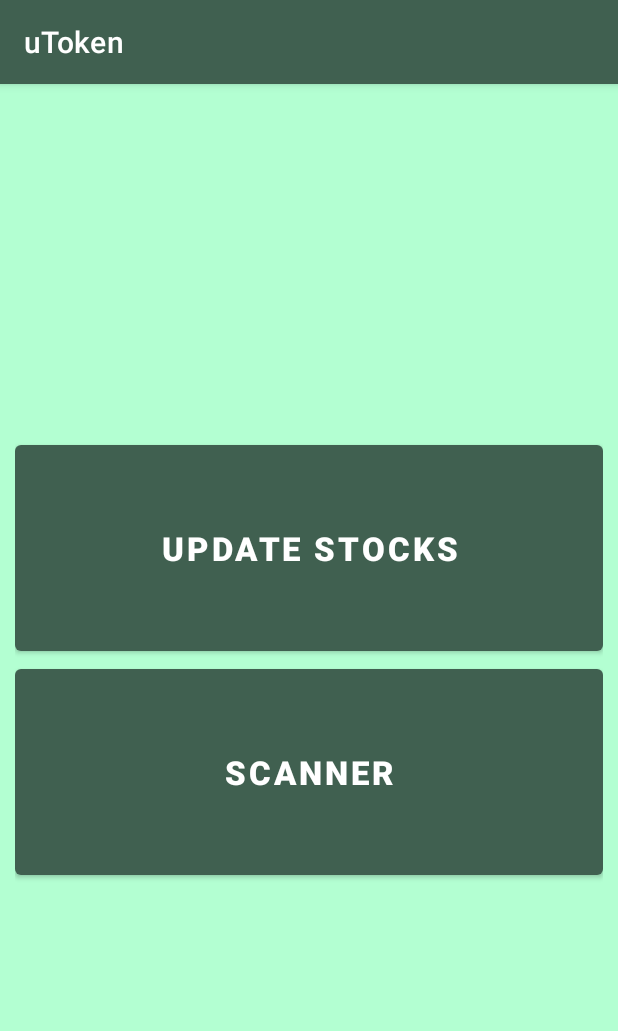
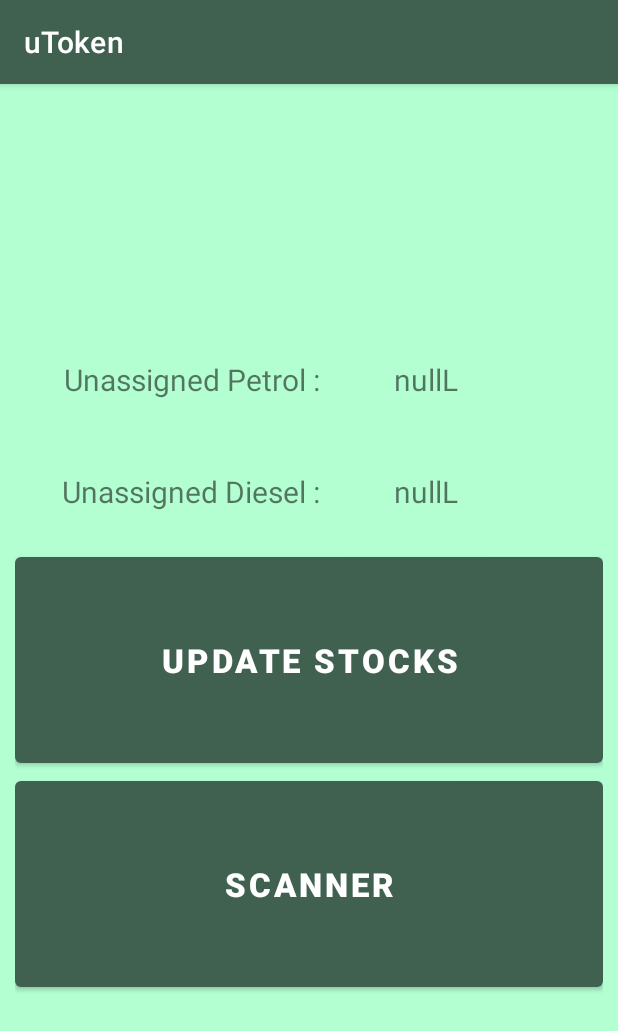
Before and after one commit to LokiofAdgard/qToken, an Android app: the AdminHome screen opened directly, with no data from a screen before it, on a phone screen of 412 x 824 dp. Shown: the top 1031 px of the screen. Run offline under Robolectric (Android 15) with nearby library versions, the phone set to English and light mode, and no system bars; our stand-ins replace Firebase (no records; nobody signed in at launch, a user with empty details on screens opened directly).

Commit message:
admin home values

```diff
--- a/app/src/main/java/com/example/utoken/AdminHome.java
+++ b/app/src/main/java/com/example/utoken/AdminHome.java
@@ -1,23 +1,65 @@
 package com.example.utoken;
 
+import androidx.annotation.NonNull;
 import androidx.appcompat.app.AppCompatActivity;
 
 import android.content.Intent;
 import android.os.Bundle;
+import android.util.Log;
 import android.view.View;
 import android.widget.Button;
+import android.widget.TextView;
+
+import com.google.android.gms.tasks.OnCompleteListener;
+import com.google.android.gms.tasks.Task;
+import com.google.firebase.database.DataSnapshot;
+import com.google.firebase.database.DatabaseReference;
+import com.google.firebase.database.FirebaseDatabase;
 
 public class AdminHome extends AppCompatActivity {
+
+    DatabaseReference databaseUser;
 
     @Override
     protected void onCreate(Bundle savedInstanceState) {
         super.onCreate(savedInstanceState);
         setContentView(R.layout.activity_admin_home);
 
+        databaseUser = FirebaseDatabase.getInstance().getReference("admin");
+
         String id = getIntent().getStringExtra("id");
 
         Button stock = (Button) findViewById(R.id.stock);
         Button scan = (Button) findViewById(R.id.scan);
+        TextView pt = (TextView) findViewById(R.id.ptr);
+        TextView ds = (TextView) findViewById(R.id.die);
+
+        databaseUser.child(id).child("petrol").get().addOnCompleteListener(new OnCompleteListener<DataSnapshot>() {
+            @Override
+            public void onComplete(@NonNull Task<DataSnapshot> task) {
+                if (!task.isSuccessful()) {
+                    Log.e("firebase", "Error getting data", task.getException());
+                }
+                else {
+                    //Toast.makeText(AdminStocks.this, String.valueOf(task.getResult().getValue()), Toast.LENGTH_SHORT).show();
+                    String v = String.valueOf(task.getResult().getValue()) + "L";
+                    pt.setText(String.valueOf(task.getResult().getValue()) + "L");
+                }
+            }
+        });
+
+        databaseUser.child(id).child("diesel").get().addOnCompleteListener(new OnCompleteListener<DataSnapshot>() {
+            @Override
+            public void onComplete(@NonNull Task<DataSnapshot> task) {
+                if (!task.isSuccessful()) {
+                    Log.e("firebase", "Error getting data", task.getException());
+                }
+                else {
+                    //Toast.makeText(AdminStocks.this, String.valueOf(task.getResult().getValue()), Toast.LENGTH_SHORT).show();
+                    ds.setText(String.valueOf(task.getResult().getValue()) + "L");
+                }
+            }
+        });
 
         stock.setOnClickListener(new View.OnClickListener() {
             @Override
--- a/app/src/main/res/layout/activity_admin_home.xml
+++ b/app/src/main/res/layout/activity_admin_home.xml
@@ -10,6 +10,62 @@
     android:layout_gravity="center"
     android:gravity="center"
     tools:context=".AdminHome">
+
+    <LinearLayout
+        android:layout_width="match_parent"
+        android:layout_height="0dp"
+        android:layout_weight="1"
+        android:weightSum="10"
+        android:orientation="horizontal">
+
+        <TextView
+            android:layout_width="0dp"
+            android:layout_height="match_parent"
+            android:layout_weight="6"
+            android:text="Unassigned Petrol :"
+            android:textSize="20sp"
+            android:gravity="center">
+        </TextView>
+
+        <TextView
+            android:id="@+id/ptr"
+            android:layout_width="0dp"
+            android:layout_height="match_parent"
+            android:layout_weight="2"
+            android:text="EE"
+            android:textSize="20sp"
+            android:gravity="center">
+        </TextView>
+
+    </LinearLayout>
+
+    <LinearLayout
+        android:layout_width="match_parent"
+        android:layout_height="0dp"
+        android:layout_weight="1"
+        android:weightSum="10"
+        android:orientation="horizontal">
+
+        <TextView
+            android:layout_width="0dp"
+            android:layout_height="match_parent"
+            android:layout_weight="6"
+            android:text="Unassigned Diesel :"
+            android:textSize="20sp"
+            android:gravity="center">
+        </TextView>
+
+        <TextView
+            android:id="@+id/die"
+            android:layout_width="0dp"
+            android:layout_height="match_parent"
+            android:layout_weight="2"
+            android:text="EE"
+            android:textSize="20sp"
+            android:gravity="center">
+        </TextView>
+
+    </LinearLayout>
 
 
     <Button
```
